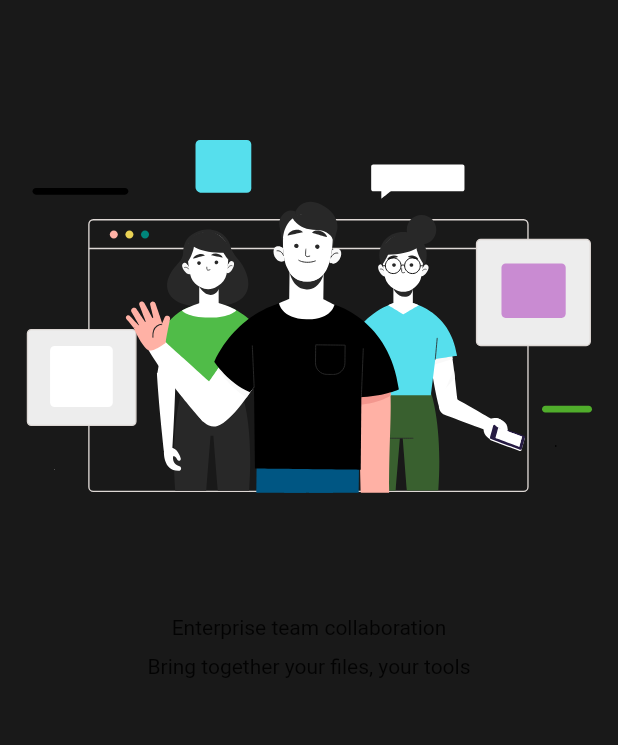
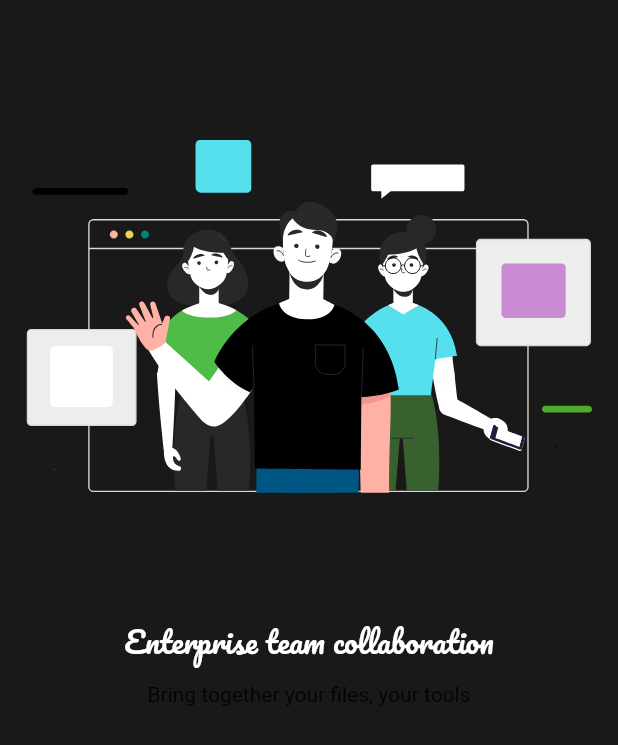
Before and after one commit to rishirizz/app_login, a Flutter app: the screen it shows after launch, on a phone screen of 412 x 824 dp. Shown: the top 745 px of the screen. Run offline on Flutter 3.47's test engine with Material 2 defaults, Android fonts, the phone set to English and light mode, and no system bars; our stand-ins replace google_fonts, lottie.

Commit message:
Packages added

```diff
--- a/lib/screens/welcome_screen.dart
+++ b/lib/screens/welcome_screen.dart
@@ -1,5 +1,7 @@
 import 'package:flutter/material.dart';
 import 'package:lottie/lottie.dart';
+import 'package:google_fonts/google_fonts.dart';
+import '../utilities/app_utility.dart' as global;
 
 class WelcomeScreen extends StatefulWidget {
   const WelcomeScreen({Key? key}) : super(key: key);
@@ -28,7 +30,15 @@ class _WelcomeScreenState extends State<WelcomeScreen> {
               child: Column(
                 children: [
                   Lottie.asset('images/login_lottie.json', height: 400),
-                  Text('Enterprise team collaboration'),
+                  Text(
+                    'Enterprise team collaboration',
+                    style: GoogleFonts.pacifico(
+                      textStyle: TextStyle(
+                        color: Colors.white,
+                        fontSize: (global.isSmallDevice(context)) ? 20 : 40,
+                      ),
+                    ),
+                  ),
                   SizedBox(
                     height: 10,
                   ),
--- /dev/null
+++ b/lib/utilities/app_utility.dart
@@ -0,0 +1,8 @@
+library globals;
+
+import 'package:flutter/material.dart';
+import 'package:flutter/widgets.dart';
+
+bool isSmallDevice(context) {
+  return MediaQuery.of(context).size.width < 986;
+}
--- a/pubspec.yaml
+++ b/pubspec.yaml
@@ -15,6 +15,8 @@ dependencies:
 
   cupertino_icons: ^1.0.2
   lottie: ^1.2.1
+  google_fonts: ^2.1.1
+  shared_preferences: ^2.0.7
 
 dev_dependencies:
   flutter_test:
```
Also changed, not shown: pubspec.lock.
